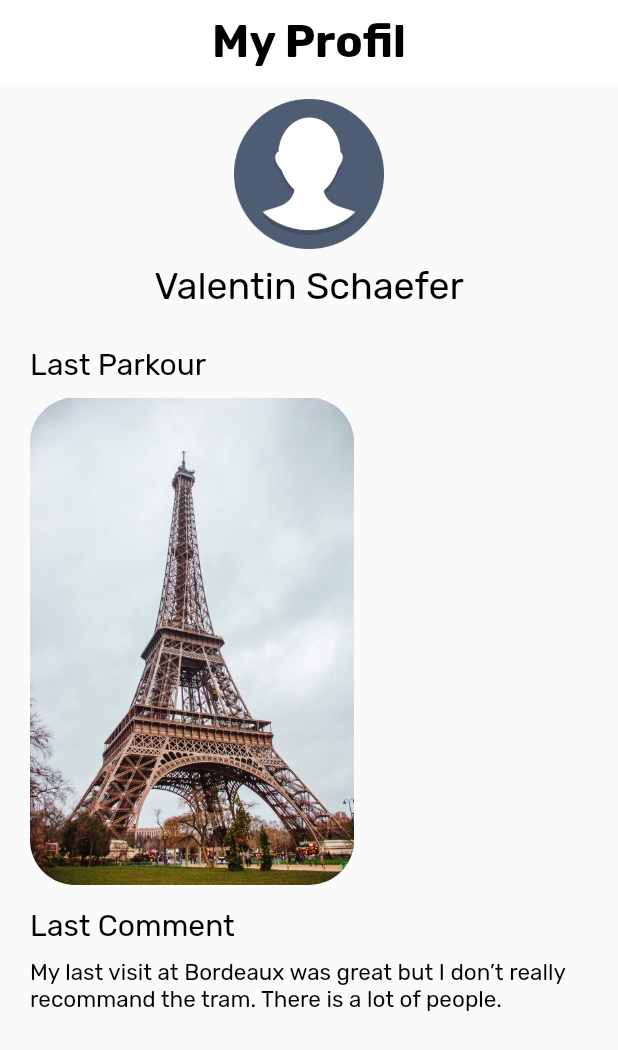
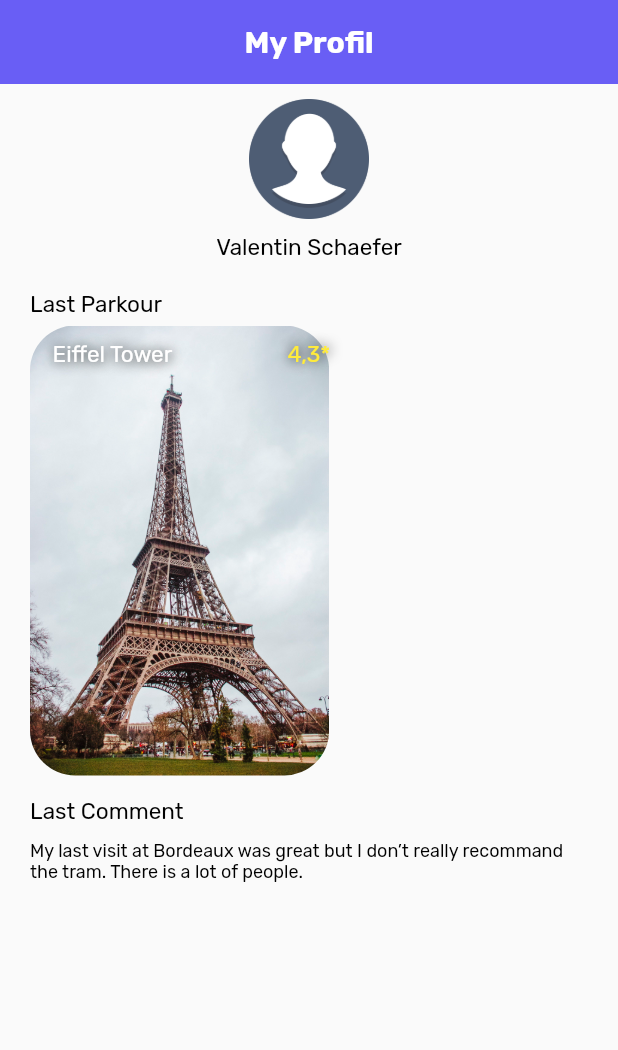
Before and after one commit to kiady66/move_on, a Flutter app: the screen it shows after launch, on a phone screen of 412 x 824 dp. Shown: the top 1050 px of the screen. Run offline on Flutter 3.47's test engine with Material 2 defaults, Android fonts, the phone set to English and light mode, and no system bars.

Commit message:
new update with graphicals changements

```diff
--- a/lib/profile.dart
+++ b/lib/profile.dart
@@ -1,3 +1,5 @@
+import 'dart:ui';
+
 import 'package:flutter/material.dart';
 
 class Profile extends StatefulWidget {
@@ -11,8 +13,8 @@ class _ProfileState extends State<Profile> {
   Widget build(BuildContext context) {
     return Scaffold(
       appBar: AppBar(
-        backgroundColor: Color.fromARGB(255, 255, 255, 255),
-        title: Text("My Profil", style: TextStyle(fontWeight: FontWeight.bold, fontSize: 30, color: Colors.black)),
+        backgroundColor: Color.fromARGB(255, 105, 94, 245),
+        title: Text("My Profil", style: TextStyle(fontWeight: FontWeight.bold, fontSize: 20, color: Colors.white)),
         // iconTheme: Icon(Icons.card_travel),
         centerTitle: true,
         elevation: 0.0,
@@ -26,32 +28,34 @@ class _ProfileState extends State<Profile> {
               children: <Widget>[
                 Image (
                     image: AssetImage('assets/images/profile.png'),
-                    width: 100.0,
-                    height: 100.0,
+                    width: 80.0,
+                    height: 80.0,
                     alignment: Alignment.topCenter,
                 ),
                 SizedBox(height: 10.0
                 ),
-                Text("Valentin Schaefer", textAlign: TextAlign.center, style: TextStyle(fontFamily: 'Rubik', fontSize: 25, color: Colors.black)
+                Text("Valentin Schaefer", textAlign: TextAlign.center, style: TextStyle(fontFamily: 'Rubik', fontSize: 15, color: Colors.black)
                 ),
               ],
             ),
           ),
-          SizedBox(height: 15.0
+          SizedBox(height: 10.0
           ),
           Container(
             padding: EdgeInsets.symmetric(horizontal: 20.0),
             child: Column(
                 crossAxisAlignment: CrossAxisAlignment.stretch,
                 children: <Widget>[
-                  Text("Last Parkour", textAlign: TextAlign.left, style: TextStyle(fontFamily: 'Rubik', fontSize: 20, color: Colors.black)),
-                  SizedBox(height: 10.0
+                  Text("Last Parkour", textAlign: TextAlign.left, style: TextStyle(fontFamily: 'Rubik', fontSize: 15, color: Colors.black)),
+                  SizedBox(height: 5.0
                   ),
                   // ListView
                   Container(
                     // padding: EdgeInsets.symmetric(horizontal: 10.0, vertical: 150.0),
                     alignment: Alignment.centerLeft,
-                    child: Column(
+                    height: 300,
+                    width: 500,
+                    child: Stack(
                         children: <Widget>[
                           ClipRRect(
                             borderRadius: BorderRadius.circular(30.0),
@@ -59,6 +63,31 @@ class _ProfileState extends State<Profile> {
                                     image: AssetImage('assets/images/effeil_tower.jpg'),
                                     height: 325.0,
                             ),
+                          ),
+                          Container(
+                              padding: EdgeInsets.symmetric(horizontal: 15.0, vertical: 10.0),
+                              child: Text("Eiffel Tower", textAlign: TextAlign.left, style: TextStyle(fontFamily: 'Rubik', fontSize: 15, color: Colors.white,
+                                  shadows: <Shadow>[
+                                    Shadow(
+                                      offset: Offset(1.0, 1.0),
+                                      blurRadius: 10.0,
+                                      color: Color.fromARGB(255, 0, 0, 0),
+                                    ),
+                                  ]
+                              )),
+                          ),
+                          Container(
+                            width: 700,
+                            padding: EdgeInsets.symmetric(horizontal: 145.0, vertical: 10.0),
+                            child: Text("4,3*", textAlign: TextAlign.center, style: TextStyle(fontFamily: 'Rubik', fontSize: 15, color: Colors.yellow,
+                                shadows: <Shadow>[
+                                  Shadow(
+                                    offset: Offset(0.5, 0.5),
+                                    blurRadius: 10.0,
+                                    color: Color.fromARGB(255, 0, 0, 0),
+                                  ),
+                                ]
+                            )),
                           ),
                         ],
                     )
@@ -69,15 +98,16 @@ class _ProfileState extends State<Profile> {
           SizedBox(height: 15.0
           ),
           Container(
+            width: 500,
             padding: EdgeInsets.symmetric(horizontal: 20.0),
             child: Column(
                 crossAxisAlignment: CrossAxisAlignment.stretch,
                 children: <Widget>[
-                Text("Last Comment", textAlign: TextAlign.left, style: TextStyle(fontFamily: 'Rubik', fontSize: 20, color: Colors.black)
+                Text("Last Comment", textAlign: TextAlign.left, style: TextStyle(fontFamily: 'Rubik', fontSize: 15, color: Colors.black)
                 ),
                 SizedBox(height: 10.0
                 ),
-                Text("My last visit at Bordeaux was great but I don’t really recommand the tram. There is a lot of people.", textAlign: TextAlign.left, style: TextStyle(fontFamily: 'Rubik', fontSize: 15, color: Colors.black)
+                Text("My last visit at Bordeaux was great but I don’t really recommand the tram. There is a lot of people.", textAlign: TextAlign.left, style: TextStyle(fontFamily: 'Rubik', fontSize: 12, color: Colors.black)
                 ),
                 ],
             ),
```
Also changed, not shown: 10 other files.
